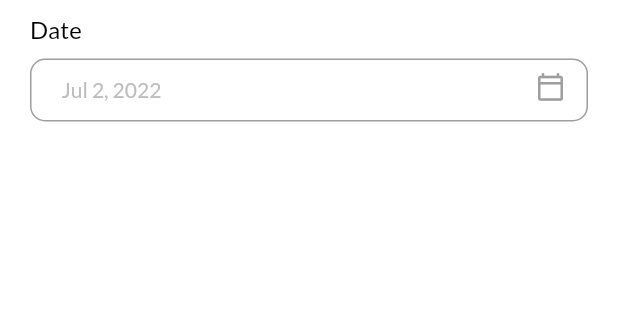
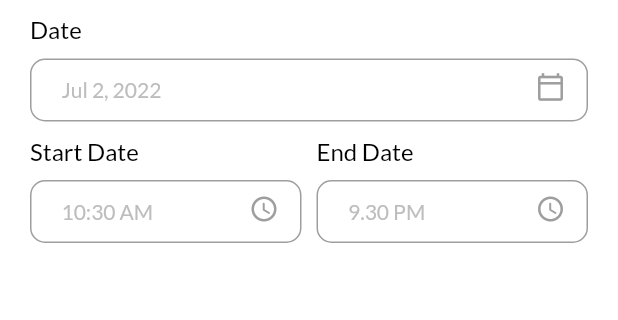
Before and after one commit to 4amshin/note_-, a Flutter app: the screen it shows after launch, after a tap on "+ Add Task", on a phone screen of 412 x 824 dp, the part 372-692 px from its top. Run offline on Flutter 3.47's test engine with Material 2 defaults, Android fonts, the phone set to English and light mode, and no system bars; our stand-ins replace date_picker_timeline, flutter_local_notifications, get, get_storage, google_fonts, timezone.

Commit message:
step-4.time_setting

```diff
--- a/lib/ui/add_task.dart
+++ b/lib/ui/add_task.dart
@@ -3,6 +3,7 @@
 import 'package:intl/intl.dart';
 import 'package:note_3/ui/theme.dart';
 import 'package:note_3/widget/input_field.dart';
+import 'dart:developer' as devtools show log;
 
 class AddTaskPage extends StatefulWidget {
   const AddTaskPage({Key? key}) : super(key: key);
@@ -13,6 +14,9 @@
 
 class _AddTaskPageState extends State<AddTaskPage> {
   DateTime _selectedDate = DateTime.now();
+  String _endTime = "9.30 PM";
+  String _startTime = DateFormat('hh:mm a').format(DateTime.now()).toString();
+
   @override
   Widget build(BuildContext context) {
     return Scaffold(
@@ -39,6 +43,39 @@
                     _getDateFromUser();
                   },
                 ),
+              ),
+              Row(
+                children: [
+                  Expanded(
+                    child: InputField(
+                      title: 'Start Date',
+                      hint: _startTime,
+                      widget: IconButton(
+                        icon: const Icon(Icons.access_time_rounded),
+                        iconSize: 20,
+                        color: Colors.grey,
+                        onPressed: () {
+                          _getTimeFromUser(isStartTime: true);
+                        },
+                      ),
+                    ),
+                  ),
+                  const SizedBox(width: 10),
+                  Expanded(
+                    child: InputField(
+                      title: 'End Date',
+                      hint: _endTime,
+                      widget: IconButton(
+                        icon: const Icon(Icons.access_time_rounded),
+                        iconSize: 20,
+                        color: Colors.grey,
+                        onPressed: () {
+                          _getTimeFromUser(isStartTime: false);
+                        },
+                      ),
+                    ),
+                  ),
+                ],
               ),
             ],
           ),
@@ -74,19 +111,46 @@
   }
 
   _getDateFromUser() async {
-    DateTime? _pickerDate = await showDatePicker(
+    DateTime? pickerDate = await showDatePicker(
       context: context,
       initialDate: DateTime.now(),
       firstDate: DateTime(2015),
       lastDate: DateTime(2122),
     );
 
-    if (_pickerDate != null) {
+    if (pickerDate != null) {
       setState(() {
-        _selectedDate = _pickerDate;
+        _selectedDate = pickerDate;
       });
     } else {
-      print("Error on Date Picker");
+      devtools.log('Error on date picker');
     }
   }
+
+  _getTimeFromUser({required bool isStartTime}) async {
+    var pickedTime = await _showTimePicker();
+    String formatTime = pickedTime.format(context);
+    if (pickedTime == null) {
+      devtools.log('Time cancel');
+    } else if (isStartTime == true) {
+      setState(() {
+        _startTime = formatTime;
+      });
+    } else if (isStartTime == false) {
+      setState(() {
+        _endTime = formatTime;
+      });
+    }
+  }
+
+  _showTimePicker() {
+    return showTimePicker(
+      initialEntryMode: TimePickerEntryMode.input,
+      context: context,
+      initialTime: TimeOfDay(
+        hour: int.parse(_startTime.split(":")[0]),
+        minute: int.parse(_startTime.split(":")[1].split(" ")[0]),
+      ),
+    );
+  }
 }
--- a/lib/ui/home_page.dart
+++ b/lib/ui/home_page.dart
@@ -90,7 +90,7 @@
           MyButton(
             label: "+ Add Task",
             onTap: () {
-              Get.to(AddTaskPage());
+              Get.to(() => const AddTaskPage());
             },
           ),
         ],
--- a/lib/widget/input_field.dart
+++ b/lib/widget/input_field.dart
@@ -17,8 +17,7 @@
 
   @override
   Widget build(BuildContext context) {
-    return Container(
-      child: Column(
+    return Column(
       crossAxisAlignment: CrossAxisAlignment.start,
       children: [
         Text(title, style: titleStyle),
@@ -60,7 +59,6 @@
           ),
         ),
       ],
-      ),
     );
   }
 }
```
Lines whose indentation alone changed are shown as unchanged.
